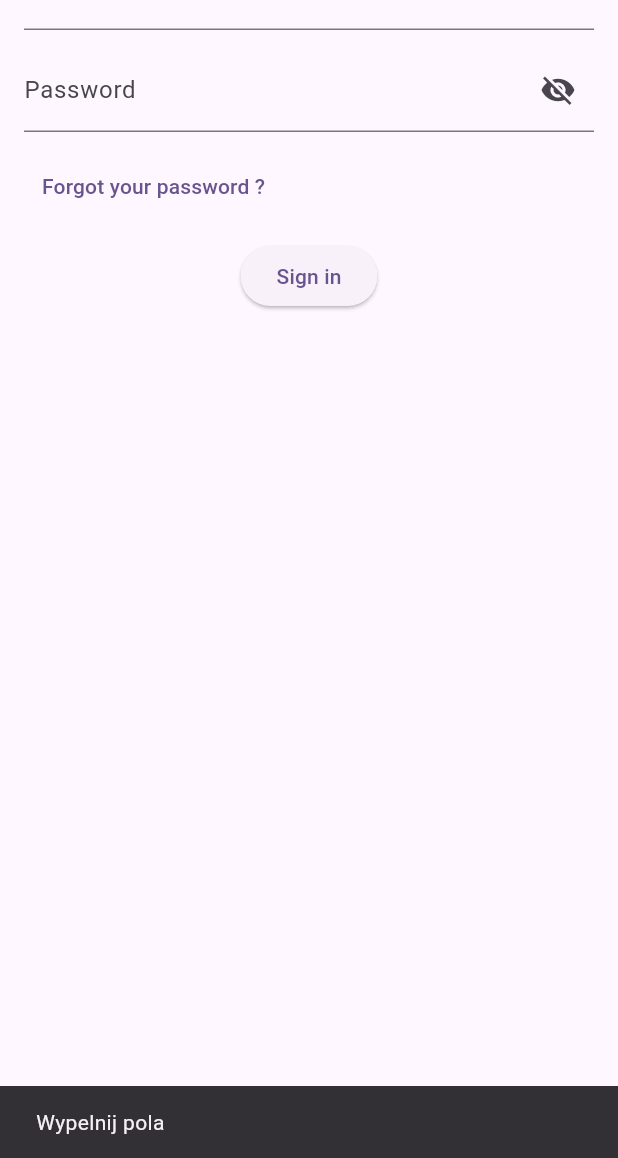
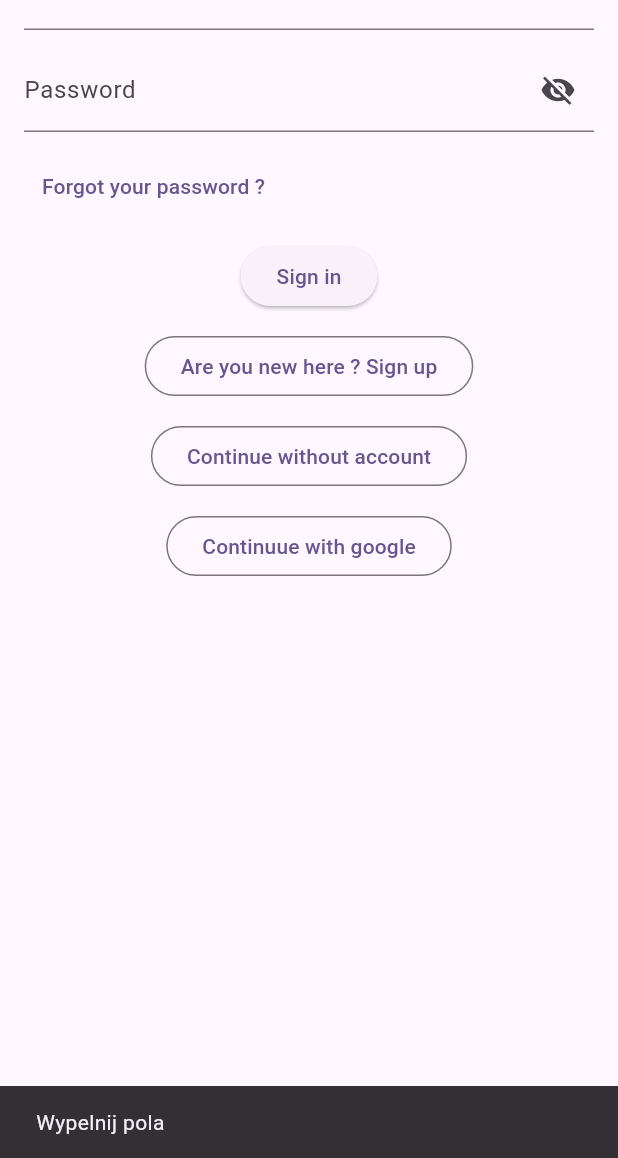
Before and after one commit to martynamazur/lost-animal, a Flutter app: the screen it shows after launch, after a tap on "Sign in", on a phone screen of 412 x 824 dp, the part 78-1236 px from its top. Run offline on Flutter 3.47's test engine with Material 3 defaults, Android fonts, the phone set to English and light mode, and no system bars; drawn by our look-alikes of flutter_form_builder; our stand-ins replace auto_route, firebase_auth, firebase_core, flutter_dotenv, flutter_riverpod, form_builder_validators and 2 more; accounts and stored records are empty; generated files the repository leaves out were written again.

Commit message:
Sign in, Sign up (by email, google account, anon sign in) Login, Settings ( Change email, Sign out), Bottom navigation, Routing,

```diff
--- a/lib/main.dart
+++ b/lib/main.dart
@@ -1,6 +1,10 @@
+import 'dart:async';
+
 import 'package:firebase_core/firebase_core.dart';
 import 'package:flutter/material.dart';
+import 'package:flutter_dotenv/flutter_dotenv.dart';
 import 'package:flutter_riverpod/flutter_riverpod.dart';
+import 'package:google_sign_in/google_sign_in.dart';
 import 'package:lostanimal/presentation/login_screen.dart';
 
 import 'firebase_options.dart';
@@ -9,9 +13,14 @@ import 'nawigation/app_router.dart';
 Future<void> main() async {
 
   WidgetsFlutterBinding.ensureInitialized();
+  await dotenv.load(fileName: ".env");
+
   await Firebase.initializeApp(
     options: DefaultFirebaseOptions.currentPlatform,
   );
+
+
+
   runApp(ProviderScope(child: MyApp()));
 
 
--- a/lib/model/auth_error_model.dart
+++ b/lib/model/auth_error_model.dart
@@ -6,4 +6,5 @@ enum AuthError {
   networkError,
   unknown,
   wrongPassword, tooManyRequests,
+  weakPassword
 }
--- a/lib/nawigation/app_router.dart
+++ b/lib/nawigation/app_router.dart
@@ -1,6 +1,7 @@
 
 import 'package:auto_route/auto_route.dart';
 import 'package:flutter/cupertino.dart';
+import 'package:lostanimal/nawigation/auth_guard.dart';
 import 'package:lostanimal/presentation/dashboard_screen.dart';
 
 import '../presentation/auth_gate_screen.dart';
@@ -17,18 +18,18 @@ part 'app_router.gr.dart';
 
 @AutoRouterConfig(replaceInRouteName: 'Screen|Page,Route')
 class AppRouter extends RootStackRouter {
+  final authGuard = AuthGuard();
 
   @override
   RouteType get defaultRouteType => RouteType.material();
 
   @override
   List<AutoRoute> get routes => [
-
-    AutoRoute(page: AuthGateRoute.page,initial: true),
-    AutoRoute(page: LoginRoute.page, ),
-    AutoRoute(page: SignUpRoute.page, ),
+    AutoRoute(page: LoginRoute.page,initial: true),
+    AutoRoute(page: SignUpRoute.page),
     AutoRoute(page: ResetPasswordRoute.page),
     AutoRoute(page: DashboardRoute.page,
+      guards: [authGuard],
       children: [
         AutoRoute(page: HomeRoute.page),
         AutoRoute(page: MenuRoute.page)
@@ -41,9 +42,8 @@ class AppRouter extends RootStackRouter {
     )
   ];
 
-
+  //TU SA GUARDY KTORE DZIALAJA NA WSZYSTKIE TRASY !!!! inaczej wystapi pętla :(
   @override
   List<AutoRouteGuard> get guards => [
-    // optionally add root guards here
   ];
 }
--- /dev/null
+++ b/lib/nawigation/auth_guard.dart
@@ -0,0 +1,26 @@
+import 'dart:developer' as developer;
+
+import 'package:auto_route/auto_route.dart';
+import 'package:firebase_auth/firebase_auth.dart';
+
+import 'app_router.dart';
+
+class AuthGuard extends AutoRouteGuard {
+  @override
+  void onNavigation(NavigationResolver resolver, StackRouter router) {
+    final user = FirebaseAuth.instance.currentUser;
+    final curr = router.current.name;
+
+    if (user != null) {
+      // Użytkownik zalogowany → kontynuuj
+      // zatrzymuje oryginalną trasę i kończy przekierowanie — nie następuje ponowne wywołanie guardów.
+      resolver.next(true);
+    } else {
+      // Niezalogowany → jeśli nie jesteś już na loginie, przejdź tam i zakończ
+      if (curr != LoginRoute.name) {
+        router.replace(const LoginRoute());
+      }
+      resolver.next(false);
+    }
+  }
+}
--- a/lib/presentation/auth_gate_screen.dart
+++ /dev/null
@@ -1,44 +0,0 @@
-import 'package:auto_route/annotations.dart';
-import 'package:auto_route/auto_route.dart';
-import 'package:firebase_auth/firebase_auth.dart';
-import 'package:flutter/cupertino.dart';
-import 'package:flutter/material.dart';
-import 'package:lostanimal/nawigation/app_router.dart';
-import 'package:lostanimal/presentation/login_screen.dart';
-
-import '../nawigation/app_router.dart';
-import 'home_screen.dart';
-
-@RoutePage()
-class AuthGateScreen extends StatefulWidget {
-  const AuthGateScreen({super.key});
-
-  @override
-  State<AuthGateScreen> createState() => _AuthGateScreenState();
-}
-
-class _AuthGateScreenState extends State<AuthGateScreen> {
-  @override
-  void initState() {
-    super.initState();
-
-    FirebaseAuth.instance.authStateChanges().first.then((user) {
-      if (!mounted) return;
-
-      AutoRouter.of(context);
-      if (user != null) {
-        context.router.replace(const DashboardRoute());
-      } else {
-        context.router.replace(const LoginRoute());
-      }
-    });
-  }
-
-  @override
-  Widget build(BuildContext context) {
-    // Możesz tu dać SplashScreen albo pusty Scaffold na chwilę
-    return const Scaffold(
-      body: Center(child: CircularProgressIndicator()),
-    );
-  }
-}
--- a/lib/presentation/login_screen.dart
+++ b/lib/presentation/login_screen.dart
@@ -1,10 +1,16 @@
+import 'dart:developer' as developer;
+
 import 'package:auto_route/auto_route.dart';
 import 'package:flutter/material.dart';
 import 'package:flutter_form_builder/flutter_form_builder.dart';
 import 'package:flutter_riverpod/flutter_riverpod.dart';
+import 'package:google_sign_in/google_sign_in.dart';
+import 'package:lostanimal/presentation/home_screen.dart';
 import 'package:lostanimal/presentation/widget/email_field.dart';
 import 'package:lostanimal/presentation/widget/password_field.dart';
 import 'package:lostanimal/provider/auth_notifier.dart';
+import 'package:lostanimal/provider/user_provider.dart';
+import 'package:lostanimal/service/google_auth_service.dart';
 
 
 import '../nawigation/app_router.dart';
@@ -20,6 +26,7 @@ class LoginScreen extends ConsumerStatefulWidget {
 class _LoginScreenState extends ConsumerState<LoginScreen> {
   final _formKey = GlobalKey<FormBuilderState>();
 
+
   @override
   Widget build(BuildContext context) {
     final authState = ref.watch(authNotifierProvider);
@@ -28,7 +35,7 @@ class _LoginScreenState extends ConsumerState<LoginScreen> {
     ref.listen<AsyncValue<void>>(authNotifierProvider, (previous, next) {
       next.whenOrNull(
         data: (_) {
-          //context.router.replace(HomeRoute());
+          context.router.replaceAll([DashboardRoute()]);
         },
         error: (err, stack) {
           ScaffoldMessenger.of(context).showSnackBar(
@@ -52,27 +59,37 @@ class _LoginScreenState extends ConsumerState<LoginScreen> {
                   Row(
                     children: [
                       TextButton(
-                          onPressed: () => {
-                            //context.router.push(SignUpRoute())
-                          },
+                          onPressed: () => context.router.push(ResetPasswordRoute()),
                           child: Text('Forgot your password ?')
                       ),
                     ],
                   ),
+
                   authState.isLoading ? const CircularProgressIndicator()
-                  : ElevatedButton(onPressed:() async{
-                    final messenger = ScaffoldMessenger.of(context);
-                    if(_formKey.currentState?.saveAndValidate() ?? false){
-                      final formData = _formKey.currentState!.value;
-                      final email = formData['email'];
-                      final password = formData['password'];
-                      await authNotifier.login(email, password);
+                  : ElevatedButton(
+                      onPressed:() =>
+                          _onSignInByEmail(),
+                      child: Text('Sign in')
+                  ),
 
-                    }else{
-                      messenger.showSnackBar(SnackBar(content: Text('Wypelnij pola')));
-                    }
-                  }, child: Text('Sign in')),
+                  OutlinedButton(
+                      onPressed: () => context.router.push(SignUpRoute()),
+                      child: Text('Are you new here ? Sign up')
+                  ),
 
+
+                  authState.isLoading ? const CircularProgressIndicator()
+                  : OutlinedButton(
+                      onPressed: () => authNotifier.onSignInAnon(),
+                      child: Text('Continue without account')
+                  ),
+
+
+                  authState.isLoading ? const CircularProgressIndicator()
+                  : OutlinedButton(
+                        onPressed: () => authNotifier.onSignInGoogle(),
+                        child: Text('Continuue with google')
+                    )
                 ],
               ),
             )
@@ -80,4 +97,20 @@ class _LoginScreenState extends ConsumerState<LoginScreen> {
       ),
     );
   }
+
+  void _onSignInByEmail() async{
+    final messenger = ScaffoldMessenger.of(context);
+    final authNotifier = ref.read(authNotifierProvider.notifier);
+    if(_formKey.currentState?.saveAndValidate() ?? false){
+      final formData = _formKey.currentState!.value;
+      final email = formData['email'];
+      final password = formData['password'];
+      await authNotifier.onSignInWithEmail(email, password);
+
+    }else{
+      messenger.showSnackBar(SnackBar(content: Text('Wypelnij pola')));
+    }
+  }
+
+
 }
--- a/lib/utils/auth_error_from_code.dart
+++ b/lib/utils/auth_error_from_code.dart
@@ -16,6 +16,9 @@ AuthError authErrorFromCode(String code) {
       return AuthError.wrongPassword;
     case 'too-many-requests':
       return AuthError.tooManyRequests;
+    case 'weak-password':
+      return AuthError.weakPassword;
+
     default:
       return AuthError.unknown;
   }
--- a/pubspec.yaml
+++ b/pubspec.yaml
@@ -43,6 +43,8 @@ dependencies:
   auto_route: ^10.1.0+1
   freezed_annotation: ^3.0.0
   json_annotation: ^4.9.0
+  flutter_dotenv: ^5.2.1
+  google_sign_in: ^7.0.0
 
 dev_dependencies:
   flutter_test:
@@ -72,6 +74,8 @@ flutter:
   # included with your application, so that you can use the icons in
   # the material Icons class.
   uses-material-design: true
+  assets:
+    - .env
 
   # To add assets to your application, add an assets section, like this:
   # assets:
```
Also changed, not shown: lib/presentation/menu_screen.dart (+46 -3 lines), lib/presentation/sign_up_screen.dart (+33 -21 lines), lib/provider/auth_notifier.dart (+33 -1 lines), lib/provider/sign_up_form_notifier.dart (+29 -10 lines), lib/provider/user_provider.dart (+11 -0 lines), lib/repository/user_repository.dart (+28 -0 lines), lib/service/google_auth_service.dart (added, +45 -0 lines), lib/nawigation/app_router.gr.dart (deleted), pubspec.lock, 1 other file.
